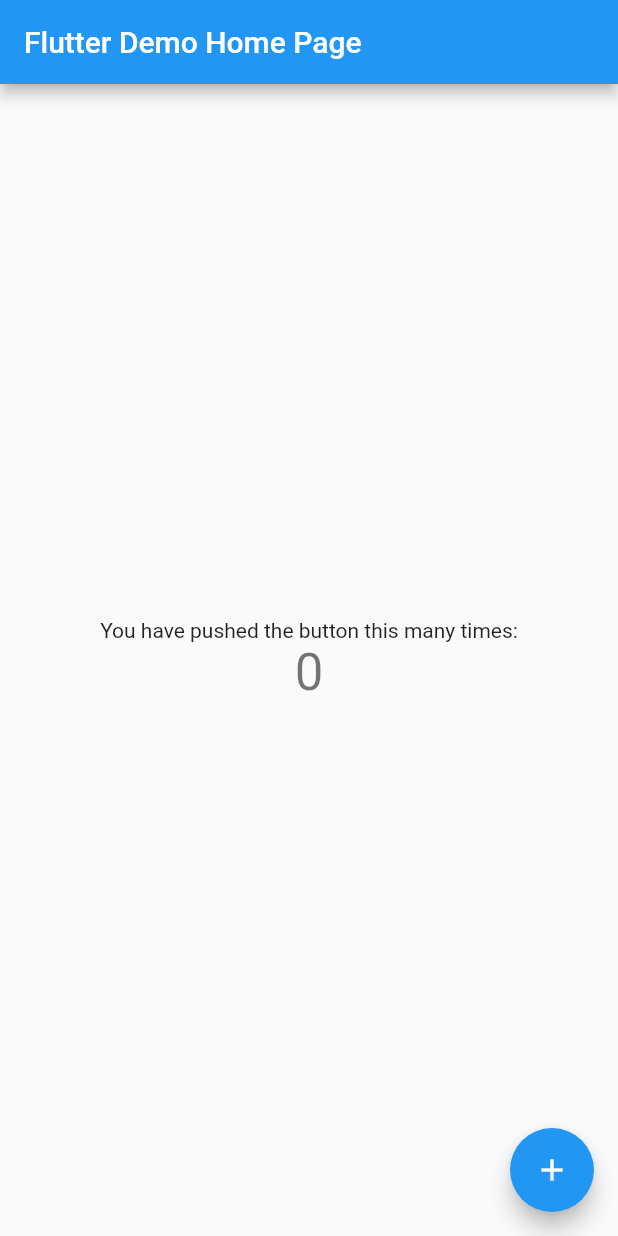
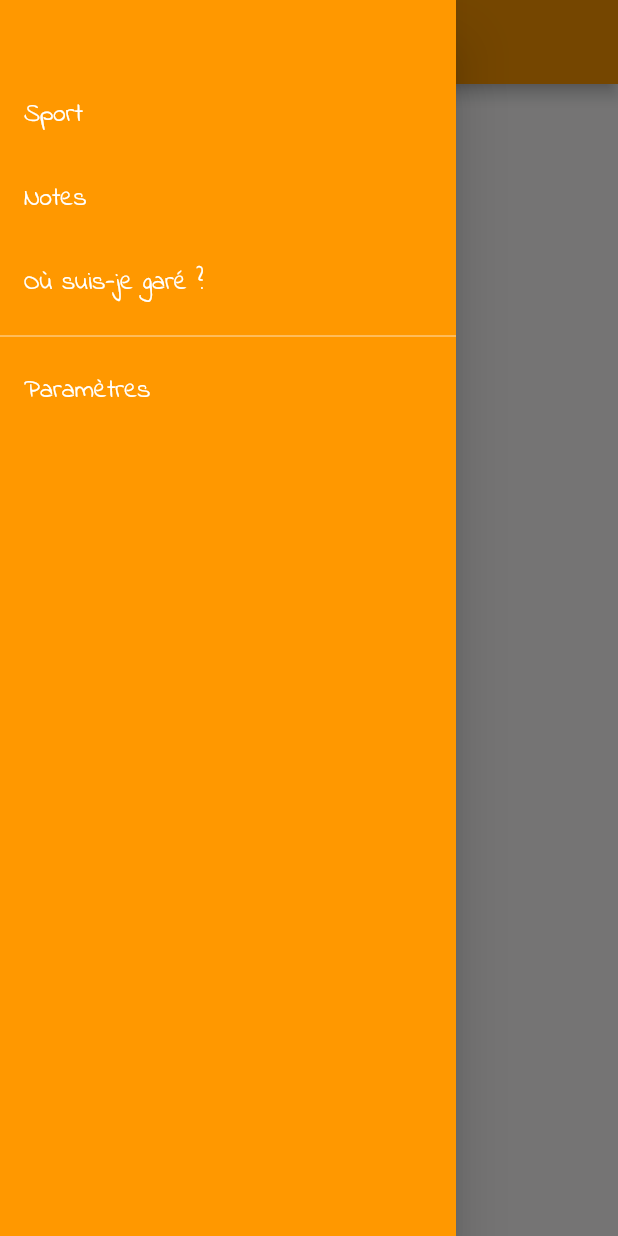
Before and after one commit to thomasciron/nestor, a Flutter app: the screen it shows after launch, with the side drawer open (before the commit the screen has no drawer), on a phone screen of 412 x 824 dp. Run offline on Flutter 3.47's test engine with Material 2 defaults, Android fonts, the phone set to English and light mode, and no system bars.

Commit message:
feat: menubar

```diff
--- a/lib/main.dart
+++ b/lib/main.dart
@@ -1,115 +1,133 @@
 import 'package:flutter/material.dart';
-
-void main() {
-  runApp(const MyApp());
+class User
+{
+  MaterialColor color = Colors.orange;
+  Color textColor = Colors.white;
+  String name = "Thomas";
+}
+User user = User();
+void main()
+{
+  runApp(MaterialApp(
+    home: Home(),
+    theme: ThemeData(scaffoldBackgroundColor: const Color(0x0fffefef)),
+  ));
 }
 
-class MyApp extends StatelessWidget {
-  const MyApp({Key? key}) : super(key: key);
-
-  // This widget is the root of your application.
+class Home extends StatelessWidget {
   @override
-  Widget build(BuildContext context) {
-    return MaterialApp(
-      title: 'Flutter Demo',
-      theme: ThemeData(
-        // This is the theme of your application.
-        //
-        // Try running your application with "flutter run". You'll see the
-        // application has a blue toolbar. Then, without quitting the app, try
-        // changing the primarySwatch below to Colors.green and then invoke
-        // "hot reload" (press "r" in the console where you ran "flutter run",
-        // or simply save your changes to "hot reload" in a Flutter IDE).
-        // Notice that the counter didn't reset back to zero; the application
-        // is not restarted.
-        primarySwatch: Colors.blue,
+  Widget build(BuildContext context)
+  {
+    User user = User();
+    return Scaffold(
+      appBar : genAppBar("Nestor"),
+      body: Center(
+        child: Text(
+          'Bonjour ' + user.name,
+          style: TextStyle(
+            fontSize: 20.0,
+            fontWeight: FontWeight.bold,
+            fontFamily: 'IndieFlower',
+            color: user.textColor,
+          ),
+        ),
       ),
-      home: const MyHomePage(title: 'Flutter Demo Home Page'),
+      drawer: NavigationDrawerWidget(),
     );
   }
 }
 
-class MyHomePage extends StatefulWidget {
-  const MyHomePage({Key? key, required this.title}) : super(key: key);
+class NavigationDrawerWidget extends StatelessWidget {
+  final padding = const EdgeInsets.symmetric(horizontal: 20);
 
-  // This widget is the home page of your application. It is stateful, meaning
-  // that it has a State object (defined below) that contains fields that affect
-  // how it looks.
-
-  // This class is the configuration for the state. It holds the values (in this
-  // case the title) provided by the parent (in this case the App widget) and
-  // used by the build method of the State. Fields in a Widget subclass are
-  // always marked "final".
-
-  final String title;
-
+  const NavigationDrawerWidget({Key? key}) : super(key: key);
   @override
-  State<MyHomePage> createState() => _MyHomePageState();
-}
-
-class _MyHomePageState extends State<MyHomePage> {
-  int _counter = 0;
-
-  void _incrementCounter() {
-    setState(() {
-      // This call to setState tells the Flutter framework that something has
-      // changed in this State, which causes it to rerun the build method below
-      // so that the display can reflect the updated values. If we changed
-      // _counter without calling setState(), then the build method would not be
-      // called again, and so nothing would appear to happen.
-      _counter++;
-    });
-  }
-
-  @override
-  Widget build(BuildContext context) {
-    // This method is rerun every time setState is called, for instance as done
-    // by the _incrementCounter method above.
-    //
-    // The Flutter framework has been optimized to make rerunning build methods
-    // fast, so that you can just rebuild anything that needs updating rather
-    // than having to individually change instances of widgets.
-    return Scaffold(
-      appBar: AppBar(
-        // Here we take the value from the MyHomePage object that was created by
-        // the App.build method, and use it to set our appbar title.
-        title: Text(widget.title),
-      ),
-      body: Center(
-        // Center is a layout widget. It takes a single child and positions it
-        // in the middle of the parent.
-        child: Column(
-          // Column is also a layout widget. It takes a list of children and
-          // arranges them vertically. By default, it sizes itself to fit its
-          // children horizontally, and tries to be as tall as its parent.
-          //
-          // Invoke "debug painting" (press "p" in the console, choose the
-          // "Toggle Debug Paint" action from the Flutter Inspector in Android
-          // Studio, or the "Toggle Debug Paint" command in Visual Studio Code)
-          // to see the wireframe for each widget.
-          //
-          // Column has various properties to control how it sizes itself and
-          // how it positions its children. Here we use mainAxisAlignment to
-          // center the children vertically; the main axis here is the vertical
-          // axis because Columns are vertical (the cross axis would be
-          // horizontal).
-          mainAxisAlignment: MainAxisAlignment.center,
-          children: <Widget>[
-            const Text(
-              'You have pushed the button this many times:',
-            ),
-            Text(
-              '$_counter',
-              style: Theme.of(context).textTheme.headline4,
-            ),
-          ],
+  Widget build(BuildContext context)
+  {
+    User user = User();
+    return Drawer(
+      child: Container(
+        color: user.color,
+        child: ListView(
+            children: <Widget>[
+              const SizedBox(height:48),
+              buildMenuItem(
+                text: 'Sport',
+                onClicked: () =>selectedItem(context, 0),
+              ),
+              buildMenuItem(
+                text: 'Notes',
+                onClicked: () =>selectedItem(context, 1),
+              ),
+              buildMenuItem(
+                text: 'Où suis-je garé ?  ',
+                onClicked: () =>selectedItem(context, 2),
+              ),
+              Divider(color: Colors.white70),
+              buildMenuItem(
+                text: 'Paramètres',
+                onClicked: () =>selectedItem(context, 100),
+              ),
+            ]
         ),
       ),
-      floatingActionButton: FloatingActionButton(
-        onPressed: _incrementCounter,
-        tooltip: 'Increment',
-        child: const Icon(Icons.add),
-      ), // This trailing comma makes auto-formatting nicer for build methods.
     );
   }
 }
+
+Widget buildMenuItem ({
+  required String text,
+  VoidCallback? onClicked,
+}
+    ){
+  User user = User();
+  return ListTile(
+    title: Text(text, style: TextStyle(color: user.textColor, fontFamily: 'IndieFlower', fontSize: 17.0)),
+    hoverColor: Colors.white70,
+    onTap: onClicked,
+  );
+}
+
+void selectedItem(BuildContext context, int index)
+{
+  Navigator.of(context).pop();
+  if(index == 0) Navigator.of(context).push(MaterialPageRoute(builder: (context) => SportPage()));
+  if(index == 1) Navigator.of(context).push(MaterialPageRoute(builder: (context) => NotesPage()));
+  if(index == 2) Navigator.of(context).push(MaterialPageRoute(builder: (context) => LocationPage()));
+  if(index == 100) Navigator.of(context).push(MaterialPageRoute(builder: (context) => SettingsPage()));
+}
+
+AppBar genAppBar(String title) => AppBar(
+  title: Text(title,
+      style: TextStyle(
+        fontFamily: 'IndieFlower',
+        fontSize: 30.0,
+        fontWeight: FontWeight.bold,
+      )),
+  centerTitle: true,
+  backgroundColor: user.color,
+);
+
+class SportPage extends StatelessWidget
+{
+  Widget build(BuildContext context) => Scaffold(appBar: genAppBar("Sport"));
+}
+
+
+class NotesPage extends StatelessWidget
+{
+  Widget build(BuildContext context) => Scaffold(appBar: genAppBar("Notes"));
+
+}
+
+class LocationPage extends StatelessWidget
+{
+  Widget build(BuildContext context) => Scaffold(appBar: genAppBar("Où suis-je garé ?"));
+
+}
+
+class SettingsPage extends StatelessWidget
+{
+  Widget build(BuildContext context) => Scaffold(appBar: genAppBar("Paramètres"));
+
+}
--- a/pubspec.yaml
+++ b/pubspec.yaml
@@ -87,3 +87,7 @@ flutter:
   #
   # For details regarding fonts from package dependencies,
   # see https://flutter.dev/custom-fonts/#from-packages
+  fonts:
+    - family: IndieFlower
+      fonts:
+        - asset: fonts/IndieFlower-Regular.ttf
```
Also changed, not shown: fonts/IndieFlower-Regular.ttf (added), 1 other file.
